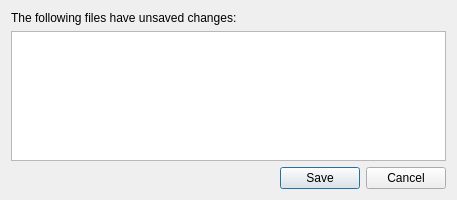
Old version of the form src/saveitemsdialog.ui in the repository GilesBathgate/RapCAD.
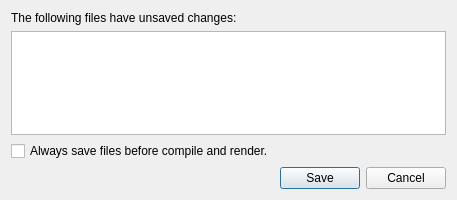
New version of the form.

The edit to the form file:
```diff
--- a/src/saveitemsdialog.ui
+++ b/src/saveitemsdialog.ui
@@ -56,6 +56,13 @@
      </column>
     </widget>
    </item>
+   <item>
+    <widget class="QCheckBox" name="checkBox">
+     <property name="text">
+      <string>Always save files before compile and render.</string>
+     </property>
+    </widget>
+   </item>
    <item>
     <widget class="QDialogButtonBox" name="buttonBox">
      <property name="orientation">
```
